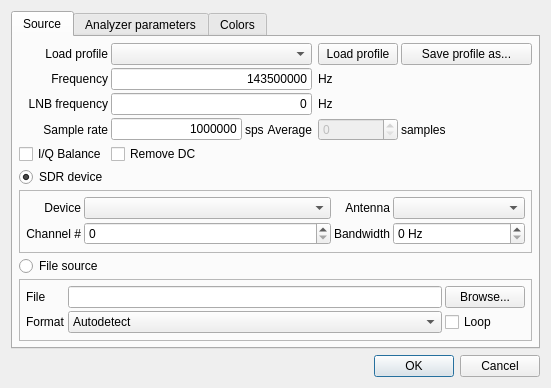
Above: ui/Config.ui from BatchDrake/SigDigger before the change. Below: the same form after it.
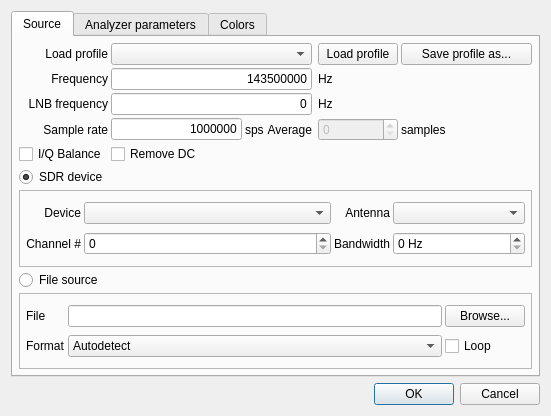
That is the form after the change. Custom widgets are drawn as their Qt base class.

Commit message: Fix config dialog geometry

```diff
--- a/ui/Config.ui
+++ b/ui/Config.ui
@@ -7,7 +7,7 @@
     <x>0</x>
     <y>0</y>
     <width>551</width>
-    <height>300</height>
+    <height>416</height>
    </rect>
   </property>
   <property name="sizePolicy">
@@ -19,7 +19,7 @@
   <property name="maximumSize">
    <size>
     <width>16777215</width>
-    <height>300</height>
+    <height>16777215</height>
    </size>
   </property>
   <property name="windowTitle">
@@ -28,6 +28,12 @@
   <layout class="QGridLayout" name="gridLayout_3">
    <item row="2" column="0">
     <widget class="QDialogButtonBox" name="buttonBox">
+     <property name="sizePolicy">
+      <sizepolicy hsizetype="Expanding" vsizetype="Preferred">
+       <horstretch>0</horstretch>
+       <verstretch>0</verstretch>
+      </sizepolicy>
+     </property>
      <property name="orientation">
       <enum>Qt::Horizontal</enum>
      </property>
```
